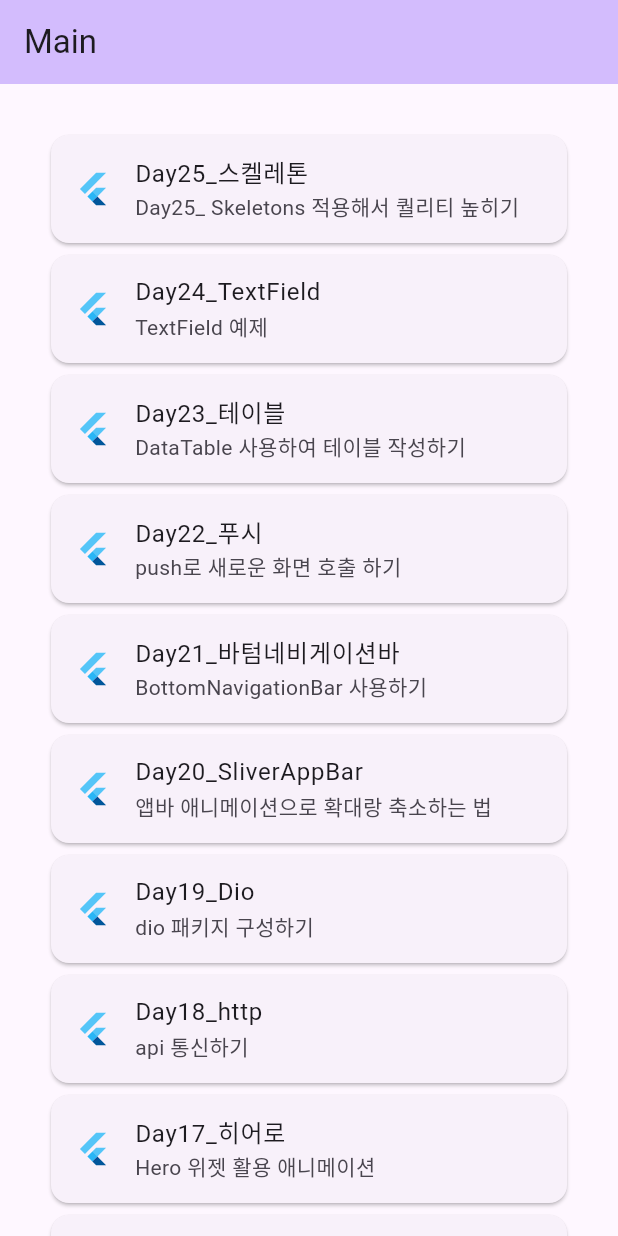
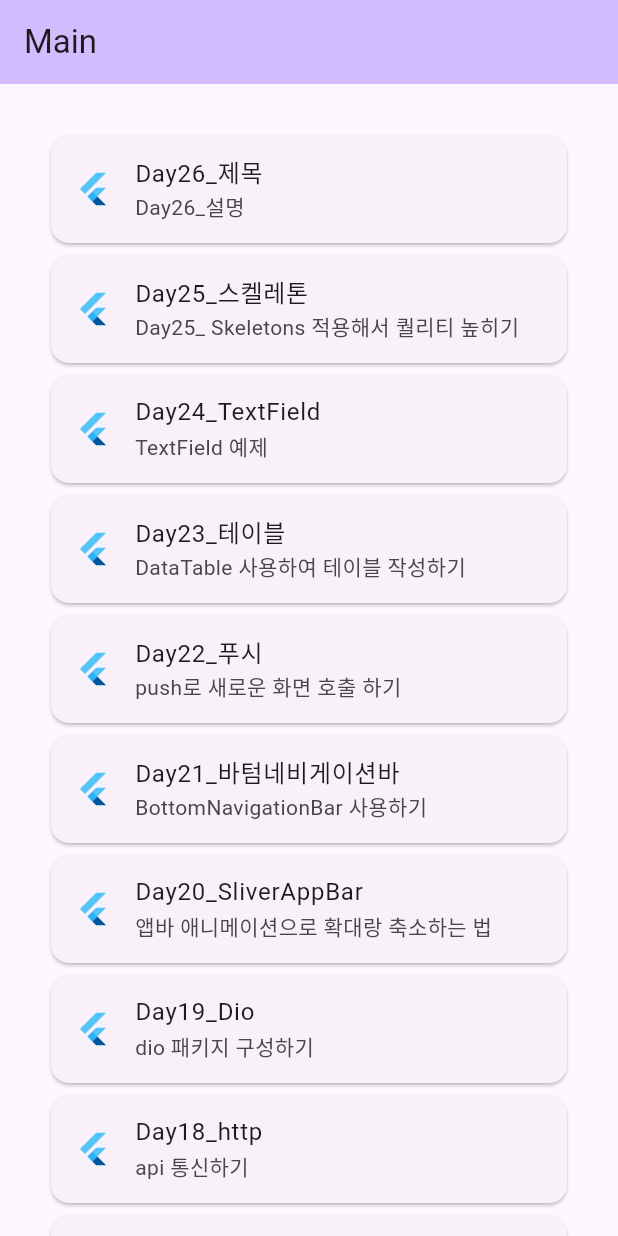
Before and after one commit to junselee42/flutter_study, a Flutter app: the screen it shows after launch, on a phone screen of 412 x 824 dp. Run offline on Flutter 3.47's test engine with Material 2 defaults, Android fonts, the phone set to English and light mode, and no system bars; our stand-ins replace dio, skeletons.

Commit message:
chore: add Card - 리스트뷰에 예제25 프레임 추가

```diff
--- a/lib/main.dart
+++ b/lib/main.dart
@@ -43,6 +43,17 @@ class _MyHomePageState extends State<MyHomePage> {
       body: ListView(
         padding: const EdgeInsets.all(30),
         children: [
+          Card(
+            child: ListTile(
+              leading: const FlutterLogo(),
+              title: const Text('Day26_제목'),
+              subtitle: const Text('Day26_설명'),
+              hoverColor: Colors.purple,
+              onTap: () {
+                Navigator.of(context).pushNamed('/twentysixth');
+              },
+            ),
+          ),
           Card(
             child: ListTile(
               leading: const FlutterLogo(),
--- a/lib/router/router.dart
+++ b/lib/router/router.dart
@@ -25,6 +25,7 @@ import 'package:flutter00/router/pages/twentytwo.dart';
 import 'package:flutter00/router/pages/twentythree.dart';
 import 'package:flutter00/router/pages/twentyfour.dart';
 import 'package:flutter00/router/pages/twentyfive.dart';
+import 'package:flutter00/router/pages/twentysix.dart';
 
 final routes = {
   '/': (BuildContext context) => const MyHomePage(title: "Main"),
@@ -53,4 +54,5 @@ final routes = {
   '/twentythird': (BuildContext context) => const TwentyThreePage(),
   '/twentyfourth': (BuildContext context) => const TwentyFourPage(),
   '/twentyfifth': (BuildContext context) => const TwentyFivePage(),
+  '/twentysixth': (BuildContext context) => const TwentySixPage(),
 };
```
Also changed, not shown: lib/router/pages/twentysix.dart (added, +25 -0 lines).
